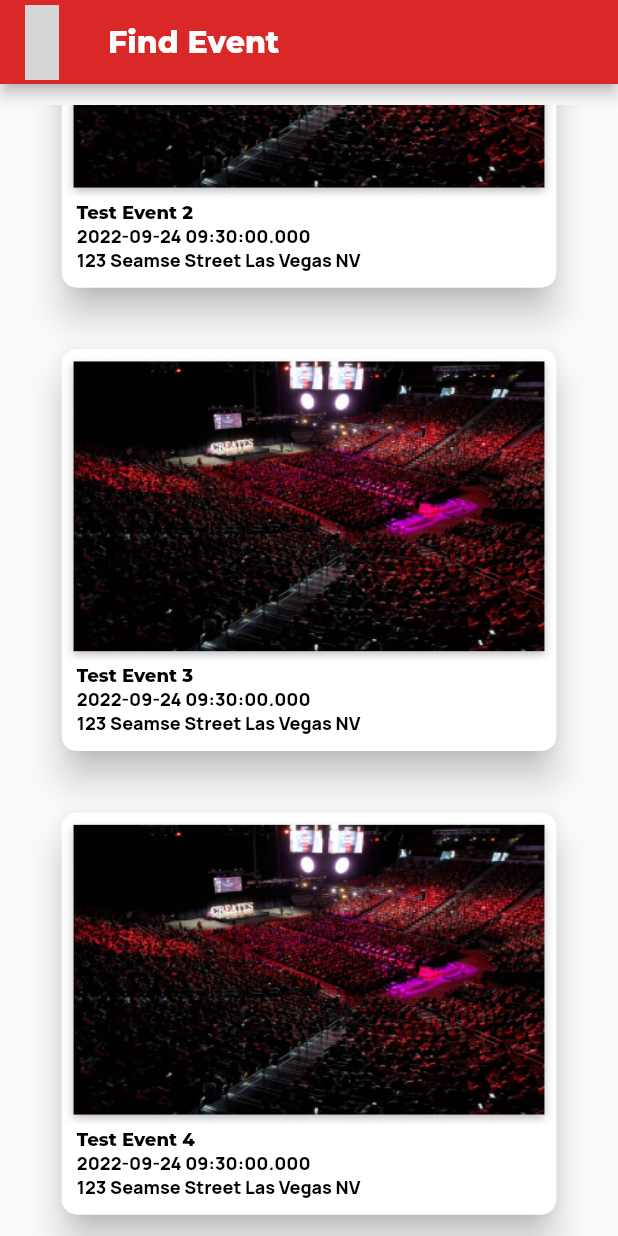
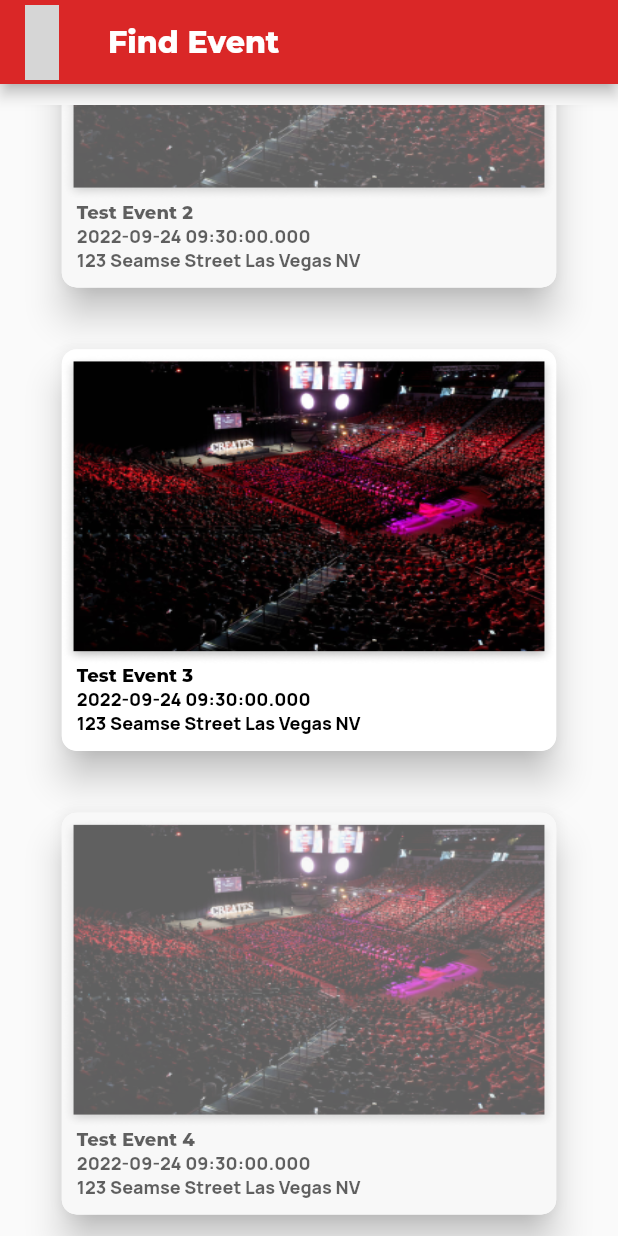
Before and after one commit to Zach-NVHD/unlv-mobile-, a Flutter app: the FindEventScreen screen opened by its route, scrolled down 576 dp, on a phone screen of 412 x 824 dp. Run offline on Flutter 3.47's test engine with Material 2 defaults, Android fonts, the phone set to English and light mode, and no system bars; our stand-ins replace cloud_firestore, firebase_storage, flutter_svg, google_fonts, image_picker, material_design_icons_flutter and 3 more; missing offline and left inert: qr_code_scanner; accounts and stored records are empty; grey boxes are pictures that could not be loaded.

Commit message:
Show Inactive Tiles On Admin

```diff
--- a/lib/Widgets/unlv_event_tile.dart
+++ b/lib/Widgets/unlv_event_tile.dart
@@ -16,13 +16,14 @@ class UNLVEventTile extends StatefulWidget {
 class _UNLVEventTileState extends State<UNLVEventTile> {
   @override
   Widget build(BuildContext context) {
-    return Padding(
+    return Stack(children: [
+      Padding(
         padding: EdgeInsets.symmetric(
           horizontal: MediaQuery.of(context).size.width * 0.1,
           vertical: MediaQuery.of(context).size.width * 0.05,
         ),
         child: GestureDetector(
-        onTap: (){
+          onTap: () {
             context.vxNav.push(Uri.parse(ScreeNames.eventInfo));
           },
           child: Material(
@@ -40,7 +41,8 @@ class _UNLVEventTileState extends State<UNLVEventTile> {
                   Container(
                     decoration:
                         BoxDecoration(borderRadius: BorderRadius.circular(10)),
-                  child:  widget.event.image ?? Image.asset(
+                    child: widget.event.image ??
+                        Image.asset(
                           'Images/template_tile_image.png',
                           width: MediaQuery.of(context).size.width * 1.1,
                           height: MediaQuery.of(context).size.width * 0.5,
@@ -53,8 +55,7 @@ class _UNLVEventTileState extends State<UNLVEventTile> {
                   ),
                   Padding(
                     padding: const EdgeInsets.symmetric(horizontal: 10),
-                  child:
-                      Constants.text(text: widget.event.start.toString()),
+                    child: Constants.text(text: widget.event.start.toString()),
                   ),
                   Padding(
                     padding: const EdgeInsets.symmetric(horizontal: 10),
@@ -65,6 +66,19 @@ class _UNLVEventTileState extends State<UNLVEventTile> {
             ),
           ),
         ),
-    );
+      ),
+    widget.event.isActive ? const SizedBox() : Positioned.fill(
+          child: Padding(
+        padding: EdgeInsets.symmetric(
+          horizontal: MediaQuery.of(context).size.width * 0.1,
+          vertical: MediaQuery.of(context).size.width * 0.05,
+        ),
+        child: Container(
+          decoration: BoxDecoration(
+              color: Colors.grey[200]!.withOpacity(0.4),
+              borderRadius: BorderRadius.circular(10)),
+        ),
+      )),
+    ]);
   }
 }
```
Lines whose indentation alone changed are shown as unchanged.
